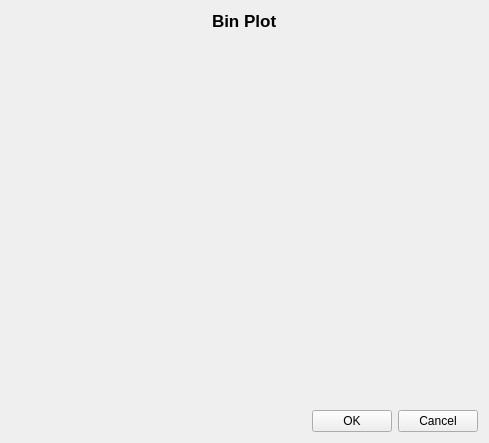
Above: code/display/QtPlotter/ThresholdingBinPlotDialog.ui from radio-astro/casa before the change. Below: the same form after it.
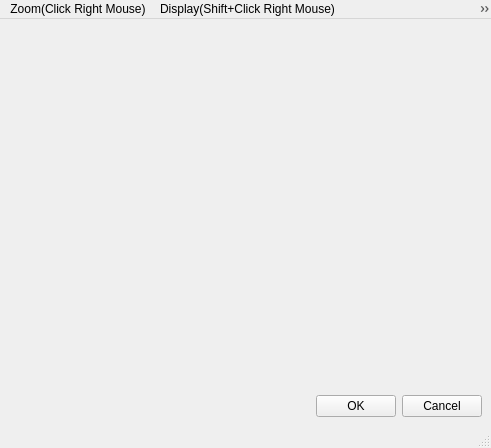
That is the form after the change.

What changed in the file:
```diff
--- a/code/display/QtPlotter/ThresholdingBinPlotDialog.ui
+++ b/code/display/QtPlotter/ThresholdingBinPlotDialog.ui
@@ -1,66 +1,20 @@
 <?xml version="1.0" encoding="UTF-8"?>
 <ui version="4.0">
  <class>ThresholdingBinPlotDialogClass</class>
- <widget class="QWidget" name="ThresholdingBinPlotDialogClass">
-  <property name="windowModality">
-   <enum>Qt::WindowModal</enum>
-  </property>
+ <widget class="QMainWindow" name="ThresholdingBinPlotDialogClass">
   <property name="geometry">
    <rect>
     <x>0</x>
     <y>0</y>
-    <width>489</width>
-    <height>443</height>
+    <width>491</width>
+    <height>448</height>
    </rect>
   </property>
   <property name="windowTitle">
    <string>ThresholdingBinPlotDialog</string>
   </property>
+  <widget class="QWidget" name="centralwidget">
   <layout class="QVBoxLayout" name="verticalLayout">
-   <item>
-    <layout class="QHBoxLayout" name="horizontalLayout_2">
-     <item>
-      <spacer name="horizontalSpacer_2">
-       <property name="orientation">
-        <enum>Qt::Horizontal</enum>
-       </property>
-       <property name="sizeHint" stdset="0">
-        <size>
-         <width>40</width>
-         <height>20</height>
-        </size>
-       </property>
-      </spacer>
-     </item>
-     <item>
-      <widget class="QLabel" name="binPlotDialogTitle">
-       <property name="font">
-        <font>
-         <pointsize>13</pointsize>
-         <weight>75</weight>
-         <bold>true</bold>
-        </font>
-       </property>
-       <property name="text">
-        <string>Bin Plot</string>
-       </property>
-      </widget>
-     </item>
-     <item>
-      <spacer name="horizontalSpacer_3">
-       <property name="orientation">
-        <enum>Qt::Horizontal</enum>
-       </property>
-       <property name="sizeHint" stdset="0">
-        <size>
-         <width>40</width>
-         <height>20</height>
-        </size>
-       </property>
-      </spacer>
-     </item>
-    </layout>
-   </item>
    <item>
     <widget class="QWidget" name="plotWidgetHolder" native="true">
      <property name="sizePolicy">
@@ -110,7 +64,36 @@
    </item>
   </layout>
  </widget>
- <layoutdefault spacing="6" margin="11"/>
+   <widget class="QMenuBar" name="menuBar">
+   <property name="geometry">
+    <rect>
+     <x>0</x>
+     <y>0</y>
+     <width>757</width>
+     <height>25</height>
+    </rect>
+   </property>
+   <widget class="QMenu" name="menuZoom">
+    <property name="title">
+     <string>Zoom(Click Right Mouse)</string>
+    </property>
+   </widget>
+   <widget class="QMenu" name="menuDisplay">
+    <property name="title">
+     <string>Display(Shift+Click Right Mouse)</string>
+    </property>
+   </widget>
+   <widget class="QMenu" name="menuConfigure">
+    <property name="title">
+     <string>Configure(Ctrl+Click Left Mouse)</string>
+    </property>
+   </widget>
+   <addaction name="menuZoom"/>
+   <addaction name="menuDisplay"/>
+   <addaction name="menuConfigure"/>
+  </widget>
+  <widget class="QStatusBar" name="statusbar"/>
+ </widget>
  <resources/>
  <connections/>
 </ui>
```
Left out of the diff: 2 changed lines with no effect on the pictures. Lines whose indentation alone changed are shown as unchanged.
